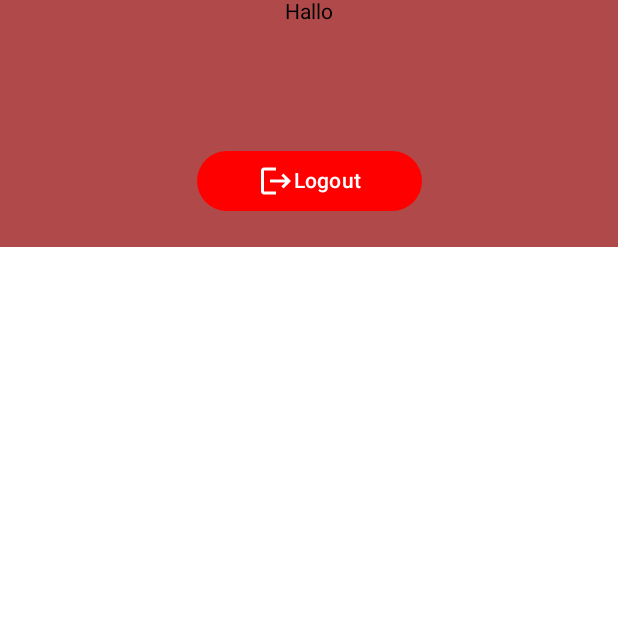
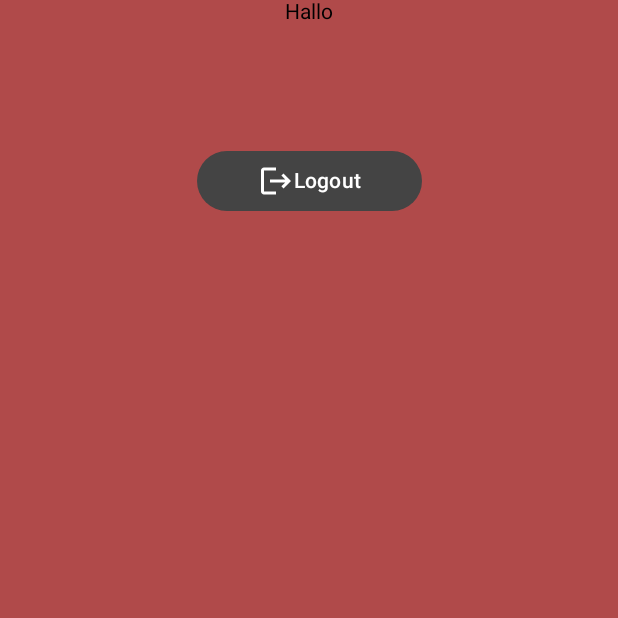
Before and after one commit to ahmadfaqih796/kotlin-mobile, an Android app built with Jetpack Compose: the MainActivity screen opened directly, with no data from a screen before it, on a phone screen of 412 x 824 dp, the top half of it. Run offline under Robolectric (Android 15) with nearby library versions, the phone set to English and light mode, and no system bars.

Commit message:
Main Screen

```diff
--- a/app/build.gradle.kts
+++ b/app/build.gradle.kts
@@ -90,6 +90,10 @@ dependencies {
     // Convert string to JSON
     implementation("com.google.code.gson:gson:2.10")
 
+    // Google Maps
+    implementation("com.google.android.gms:play-services-maps:18.0.2")
+    implementation("com.google.android.gms:play-services-location:21.0.1")
+
     implementation("com.google.android.material:material:1.12.0")
     implementation("androidx.core:core-ktx:1.13.1")
     implementation("androidx.appcompat:appcompat:1.7.0")
--- a/app/src/main/java/com/project/latihan/ui/components/button/CustomButton.kt
+++ b/app/src/main/java/com/project/latihan/ui/components/button/CustomButton.kt
@@ -1,12 +1,9 @@
 package com.project.latihan.ui.components.button
 
-import androidx.compose.foundation.background
 import androidx.compose.foundation.layout.Arrangement
 import androidx.compose.foundation.layout.Row
-import androidx.compose.foundation.layout.Spacer
 import androidx.compose.foundation.layout.fillMaxWidth
 import androidx.compose.foundation.layout.padding
-import androidx.compose.foundation.layout.width
 import androidx.compose.material3.Button
 import androidx.compose.material3.ButtonColors
 import androidx.compose.material3.ButtonDefaults
--- a/app/src/main/java/com/project/latihan/ui/screen/layer/MainScreen.kt
+++ b/app/src/main/java/com/project/latihan/ui/screen/layer/MainScreen.kt
@@ -1 +1,68 @@
 package com.project.latihan.ui.screen.layer
+
+import androidx.compose.foundation.background
+import androidx.compose.foundation.layout.Arrangement
+import androidx.compose.foundation.layout.Column
+import androidx.compose.foundation.layout.fillMaxSize
+import androidx.compose.foundation.layout.fillMaxWidth
+import androidx.compose.foundation.layout.width
+import androidx.compose.material.icons.Icons
+import androidx.compose.material.icons.filled.Logout
+import androidx.compose.material3.Icon
+import androidx.compose.material3.Text
+import androidx.compose.runtime.Composable
+import androidx.compose.ui.Alignment
+import androidx.compose.ui.Modifier
+import androidx.compose.ui.graphics.Color
+import androidx.compose.ui.unit.dp
+import com.project.latihan.ui.components.button.CustomButton
+
+@Composable
+public fun MainScreen(
+    onLogoutClicked: () -> Unit
+) {
+    Column(
+        modifier = Modifier
+            .fillMaxSize(),
+        verticalArrangement = Arrangement.Center,
+        horizontalAlignment = Alignment.CenterHorizontally
+    ) {
+        Column(
+            modifier = Modifier
+                .fillMaxWidth()
+                .weight(0.2f)
+                .background(Color(0xFFB04A4A)),
+            verticalArrangement = Arrangement.SpaceBetween,
+            horizontalAlignment = Alignment.CenterHorizontally
+        ) {
+            Text(
+                text = "Hallo"
+            )
+            CustomButton(
+                modifier = Modifier
+                    .width(150.dp),
+                onClick = {
+                    onLogoutClicked()
+                },
+                backgroundColor = Color.DarkGray,
+                label = "Logout",
+                icon = {
+                    Icon(
+                        imageVector = Icons.Default.Logout,
+                        contentDescription = "Logout Icon"
+                    )
+                }
+            )
+        }
+
+        Column(
+            modifier = Modifier
+                .fillMaxWidth()
+                .weight(0.8f)
+                .background(Color(0xFFB04A4A)),
+            verticalArrangement = Arrangement.SpaceBetween
+        ) {
+
+        }
+    }
+}
--- a/app/src/main/java/com/project/latihan/view/auth/LoginActivity.kt
+++ b/app/src/main/java/com/project/latihan/view/auth/LoginActivity.kt
@@ -53,7 +53,8 @@ class LoginActivity : ComponentActivity() {
                             LoginScreenV2(
                                 isLoading = isLoading,
                                 onLoginClicked = { email, password ->
-                                    performLogin(email, password) { loading ->
+                                    performLogin(email, password)
+                                    { loading ->
                                         isLoading = loading
                                     }
                                 }
--- a/app/src/main/java/com/project/latihan/view/layer/MainActivity.kt
+++ b/app/src/main/java/com/project/latihan/view/layer/MainActivity.kt
@@ -5,27 +5,11 @@ import android.os.Bundle
 import android.util.Log
 import androidx.activity.ComponentActivity
 import androidx.activity.compose.setContent
-import androidx.compose.foundation.background
-import androidx.compose.foundation.layout.Arrangement
-import androidx.compose.foundation.layout.Column
-import androidx.compose.foundation.layout.fillMaxSize
-import androidx.compose.foundation.layout.fillMaxWidth
-import androidx.compose.foundation.layout.padding
-import androidx.compose.foundation.layout.width
-import androidx.compose.material.icons.Icons
-import androidx.compose.material.icons.filled.Logout
-import androidx.compose.material3.Button
 import androidx.compose.material3.ExperimentalMaterial3Api
-import androidx.compose.material3.Icon
-import androidx.compose.material3.Text
-import androidx.compose.ui.Alignment
-import androidx.compose.ui.Modifier
-import androidx.compose.ui.graphics.Color
-import androidx.compose.ui.unit.dp
 import androidx.lifecycle.lifecycleScope
 import com.project.latihan.model.datastore.UserPreferencesDataStore
-import com.project.latihan.ui.components.button.CustomButton
 import com.project.latihan.ui.layout.SimpleLayout
+import com.project.latihan.ui.screen.layer.MainScreen
 import com.project.latihan.view.auth.LoginActivity
 import kotlinx.coroutines.launch
 
@@ -42,49 +26,9 @@ class MainActivity : ComponentActivity() {
 
         setContent {
             SimpleLayout {
-                Column(
-                    modifier = Modifier
-                        .fillMaxSize(),
-                    verticalArrangement = Arrangement.Center,
-                    horizontalAlignment = Alignment.CenterHorizontally
-                ) {
-                    Column(
-                        modifier = Modifier
-                            .fillMaxWidth()
-                            .weight(0.2f)
-                            .background(Color(0xFFB04A4A)),
-                        verticalArrangement = Arrangement.SpaceBetween,
-                        horizontalAlignment = Alignment.CenterHorizontally
-                    ) {
-                        Text(
-                            text = "Hallo"
-                        )
-                        CustomButton(
-                            modifier = Modifier
-                                .width(150.dp),
-                            onClick = {
-                                performLogout()
-                            },
-                            label = "Logout",
-                            icon = {
-                                Icon(
-                                    imageVector = Icons.Default.Logout,
-                                    contentDescription = "Logout Icon"
-                                )
-                            }
-                        )
-                    }
-
-                    Column(
-                        modifier = Modifier
-                            .fillMaxWidth()
-                            .weight(0.8f),
-                        verticalArrangement = Arrangement.SpaceBetween
-                    ) {
-
-                    }
-                }
-
+                MainScreen(
+                    onLogoutClicked = { performLogout() }
+                )
             }
         }
     }
```
